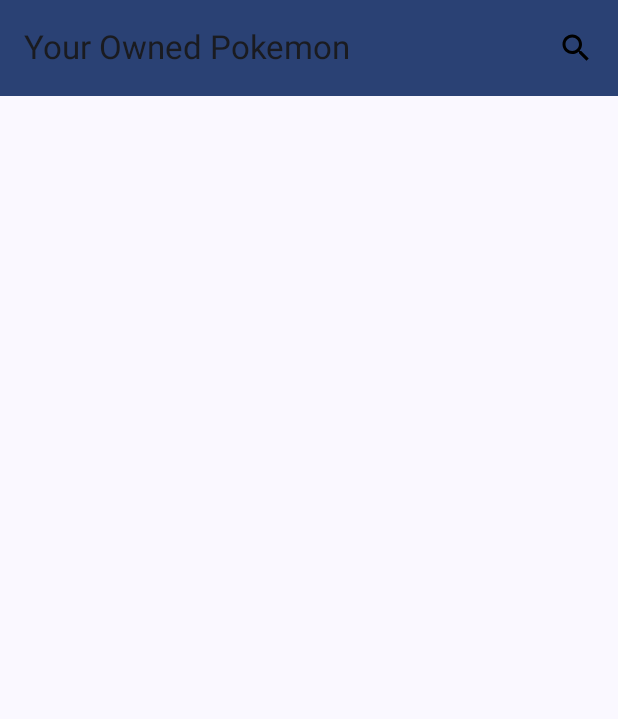
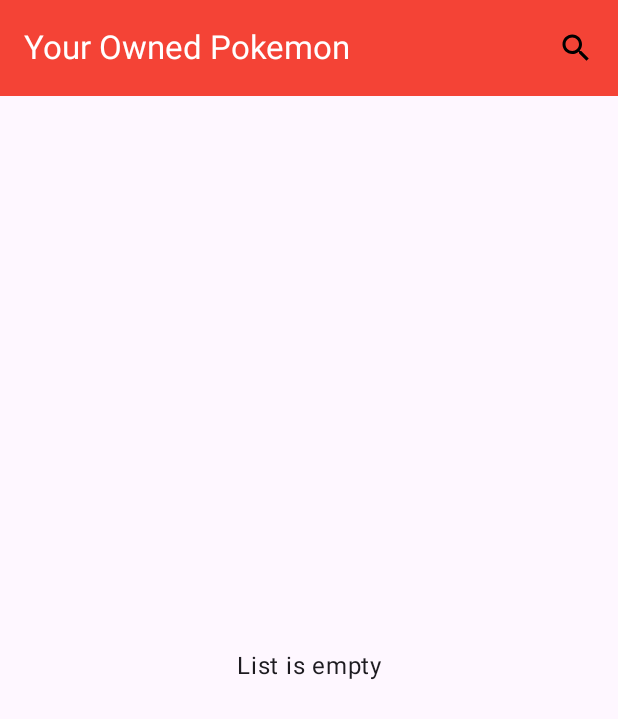
Before and after one commit to haqim007/findyourpokemon, an Android app built with Jetpack Compose: the screen it shows after launch (MainActivity), after a tap on "See owned pokemon", on a phone screen of 412 x 824 dp. Shown: the top 719 px of the screen. Run offline under Robolectric (Android 15) with nearby library versions, the phone set to English and light mode, and no system bars; our stand-ins replace Dagger/Hilt's generated code, Room's generated code, constraintlayout-compose, paging; libraries missing offline, so code that uses them is left out: com.chuckerteam.chucker; 3 statements that could not run were skipped.

```diff
--- a/app/src/main/java/dev/haqim/findyourpokemon/MainActivity.kt
+++ b/app/src/main/java/dev/haqim/findyourpokemon/MainActivity.kt
@@ -74,7 +74,6 @@ fun PokemonApp(
 ) {
     val navBackStackEntry by navController.currentBackStackEntryAsState()
     val currentRoute = navBackStackEntry?.destination?.route
-    val context = LocalContext.current
     val scope = rememberCoroutineScope()
     val rotation = remember { Animatable(0f) }
 
@@ -86,11 +85,14 @@ fun PokemonApp(
                         containerColor = MaterialTheme.colorScheme.primary
                     ),
                     title = {
-                        if(currentRoute == Screen.PokemonList.route){
-                            Text(text = stringResource(id = R.string.app_name))
+                        val title = if(currentRoute == Screen.PokemonList.route){
+                            stringResource(id = R.string.app_name)
                         }else{
-                            Text(text = stringResource(id = R.string.owned_pokemon))
+                            stringResource(id = R.string.owned_pokemon)
                         }
+                        Text(
+                            text = title
+                        )
                     },
                     actions = {
                         if(currentRoute == Screen.PokemonList.route){
--- a/app/src/main/java/dev/haqim/findyourpokemon/data/local/LocalDataSource.kt
+++ b/app/src/main/java/dev/haqim/findyourpokemon/data/local/LocalDataSource.kt
@@ -26,7 +26,7 @@ class LocalDataSource @Inject constructor (private val database: PokemonDatabase
     suspend fun upsertPokemonOwned(pokemon: PokemonOwnedEntity) = pokemonDao.upsertPokemonOwned(pokemon)
     suspend fun removePokemonOwned(pokemonId: String) = pokemonDao.removePokemonOwned(pokemonId)
     fun getAllPokemons() = pokemonDao.getAllPokemons()
-    fun getAllOwnedPokemons() = pokemonDao.getAllOwnedPokemons()
+    suspend fun getAllOwnedPokemons(limit: Int, offset: Int) = pokemonDao.getAllOwnedPokemons(limit, offset)
     fun getPokemonById(id: String) = pokemonDao.getPokemonById(id)
     private suspend fun clearAllPokemons() = pokemonDao.clearAllPokemons()
 
--- a/app/src/main/java/dev/haqim/findyourpokemon/data/local/entity/PokemonDetailEntity.kt
+++ b/app/src/main/java/dev/haqim/findyourpokemon/data/local/entity/PokemonDetailEntity.kt
@@ -12,7 +12,7 @@ data class PokemonDetailEntity(
         parentColumn = "id",
         entityColumn = "pokemon_id"
     )
-    val pokemonOwned: PokemonOwnedEntity?,
+    val pokemonOwned: PokemonOwnedEntity? = null,
 
     @Relation(
         parentColumn = "id",
@@ -38,3 +38,5 @@ fun PokemonDetailEntity.toModel() = Pokemon(
     type = this.pokemonTypes.map { it.typeName },
     move = this.pokemonMoves.map { it.moveName },
 )
+
+fun List<PokemonDetailEntity>.toModel() = this.map { it.toModel() }
--- a/app/src/main/java/dev/haqim/findyourpokemon/data/local/entity/PokemonOwnedEntity.kt
+++ b/app/src/main/java/dev/haqim/findyourpokemon/data/local/entity/PokemonOwnedEntity.kt
@@ -12,8 +12,7 @@ const val POKEMON_OWNED_TABLE = "pokemon_owned"
         ForeignKey(
             entity = PokemonEntity::class,
             parentColumns = ["id"],
-            childColumns = ["pokemon_id"],
-            onDelete = ForeignKey.NO_ACTION
+            childColumns = ["pokemon_id"]
         )
     ]
 )
@@ -22,5 +21,6 @@ data class PokemonOwnedEntity(
     val id: Int = 0,
     @ColumnInfo(name = "pokemon_id")
     val pokemonId: String,
-    @ColumnInfo(name = "nickname") val nickname: String? = null
+    @ColumnInfo(name = "nickname")
+    val nickname: String? = null
 )
--- a/app/src/main/java/dev/haqim/findyourpokemon/data/local/room/PokemonDatabase.kt
+++ b/app/src/main/java/dev/haqim/findyourpokemon/data/local/room/PokemonDatabase.kt
@@ -12,7 +12,7 @@ import dev.haqim.findyourpokemon.data.local.room.dao.RemoteKeysDao
 
 
 @Database(
-    version = 5,
+    version = 7,
     entities = [
         RemoteKeys::class,
         PokemonEntity::class,
--- a/app/src/main/java/dev/haqim/findyourpokemon/data/local/room/dao/PokemonDao.kt
+++ b/app/src/main/java/dev/haqim/findyourpokemon/data/local/room/dao/PokemonDao.kt
@@ -3,6 +3,7 @@ package dev.haqim.findyourpokemon.data.local.room.dao
 import androidx.paging.PagingSource
 import androidx.room.Dao
 import androidx.room.Insert
+import androidx.room.OnConflictStrategy
 import androidx.room.Query
 import androidx.room.Transaction
 import androidx.room.Upsert
@@ -20,10 +21,10 @@ import kotlinx.coroutines.flow.Flow
 @Dao
 interface PokemonDao {
 
-    @Upsert
+    @Insert(onConflict = OnConflictStrategy.REPLACE)
     suspend fun upsertPokemons(pokemons: List<PokemonEntity>)
 
-    @Upsert
+    @Insert(onConflict = OnConflictStrategy.REPLACE)
     suspend fun upsertPokemonOwned(pokemonOwned: PokemonOwnedEntity)
 
     @Query("DELETE FROM $POKEMON_OWNED_TABLE WHERE pokemon_id = :pokemonId")
@@ -34,8 +35,8 @@ interface PokemonDao {
     fun getAllPokemons(): PagingSource<Int, PokemonDetailEntity>
 
     @Transaction
-    @Query("SELECT * FROM $POKEMON_TABLE WHERE id IN (SELECT pokemon_id FROM $POKEMON_OWNED_TABLE)")
-    fun getAllOwnedPokemons(): PagingSource<Int, PokemonDetailEntity>
+    @Query("SELECT * FROM $POKEMON_TABLE WHERE id IN (SELECT pokemon_id FROM $POKEMON_OWNED_TABLE) LIMIT :limit OFFSET :offset")
+    suspend fun getAllOwnedPokemons(limit: Int, offset: Int): List<PokemonDetailEntity>
 
     @Transaction
     @Query("SELECT * FROM $POKEMON_TABLE where id = :id")
--- /dev/null
+++ b/app/src/main/java/dev/haqim/findyourpokemon/data/remotemediator/PokemonOwnedPagingSource.kt
@@ -0,0 +1,54 @@
+package dev.haqim.findyourpokemon.data.remotemediator
+
+import androidx.paging.PagingSource
+import androidx.paging.PagingState
+import dev.haqim.findyourpokemon.data.local.LocalDataSource
+import dev.haqim.findyourpokemon.data.local.entity.toModel
+import dev.haqim.findyourpokemon.domain.model.Pokemon
+import kotlinx.coroutines.Dispatchers
+import kotlinx.coroutines.withContext
+import retrofit2.HttpException
+import java.io.IOException
+import javax.inject.Inject
+
+class PokemonOwnedPagingSource (
+    private val localDataSource: LocalDataSource
+): PagingSource<Int, Pokemon>() {
+
+    override suspend fun load(params: LoadParams<Int>): LoadResult<Int, Pokemon> {
+
+        val position = params.key ?: 0
+        val offset = position * 30
+
+        return try {
+            val pokemons = withContext(Dispatchers.IO){
+                localDataSource.getAllOwnedPokemons(30, offset).toModel()
+            }
+
+            val nextKey = if (pokemons.isEmpty()) {
+                null
+            } else {
+                // initial load size = 3 * NETWORK_PAGE_SIZE
+                // ensure we're not requesting duplicating items, at the 2nd request
+                position + (params.loadSize / 30)
+            }
+            LoadResult.Page(
+                data = pokemons,
+                prevKey = if (position == 0) null else position - 1,
+                nextKey = nextKey
+            )
+        } catch (exception: IOException) {
+            return LoadResult.Error(exception)
+        } catch (exception: HttpException) {
+            return LoadResult.Error(exception)
+        } catch (exception: Exception) {
+            return LoadResult.Error(exception)
+        }
+    }
+    // The refresh key is used for subsequent refresh calls to PagingSource.load after the initial load
+    override fun getRefreshKey(state: PagingState<Int, Pokemon>): Int? {
+        return state.anchorPosition?.let { anchorPosition ->
+            state.closestPageToPosition(anchorPosition)?.prevKey
+        }
+    }
+}
--- a/app/src/main/java/dev/haqim/findyourpokemon/data/repository/PokemonRepository.kt
+++ b/app/src/main/java/dev/haqim/findyourpokemon/data/repository/PokemonRepository.kt
@@ -14,6 +14,7 @@ import dev.haqim.findyourpokemon.data.remote.RemoteDataSource
 import dev.haqim.findyourpokemon.data.remote.response.pokemondetail.PokemonDetailResponse
 import dev.haqim.findyourpokemon.data.remote.response.pokemondetail.toPokemonMovesEntity
 import dev.haqim.findyourpokemon.data.remote.response.pokemondetail.toPokemonTypesEntity
+import dev.haqim.findyourpokemon.data.remotemediator.PokemonOwnedPagingSource
 import dev.haqim.findyourpokemon.data.remotemediator.PokemonRemoteMediator
 import dev.haqim.findyourpokemon.data.remotemediator.PokemonRemoteMediator.Companion.POKEMON_PAGE_SIZE
 import dev.haqim.findyourpokemon.di.DispatcherIO
@@ -53,21 +54,15 @@ class PokemonRepository @Inject constructor(
         }
     }
 
-    @OptIn(ExperimentalPagingApi::class)
     override fun getOwnedPokemonList(): Flow<PagingData<Pokemon>> {
         return Pager(
             config = PagingConfig(
                 pageSize = POKEMON_PAGE_SIZE
             ),
-            remoteMediator = remoteMediator,
             pagingSourceFactory = {
-                localDataSource.getAllOwnedPokemons()
+                PokemonOwnedPagingSource(localDataSource)
             }
-        ).flow.flowOn(dispatcher).map { pagingData ->
-            pagingData.map {
-                it.toModel()
-            }
-        }
+        ).flow
     }
 
     override fun getPokemon(id: String): Flow<Resource<Pokemon?>> {
--- a/app/src/main/java/dev/haqim/findyourpokemon/ui/common/PokemonListContent.kt
+++ b/app/src/main/java/dev/haqim/findyourpokemon/ui/common/PokemonListContent.kt
@@ -1,5 +1,6 @@
 package dev.haqim.findyourpokemon.ui.common
 
+import android.util.Log
 import androidx.compose.foundation.layout.Arrangement
 import androidx.compose.foundation.layout.Box
 import androidx.compose.foundation.layout.Column
@@ -19,6 +20,7 @@ import androidx.compose.material3.Icon
 import androidx.compose.material3.MaterialTheme
 import androidx.compose.material3.Text
 import androidx.compose.runtime.Composable
+import androidx.compose.runtime.remember
 import androidx.compose.ui.Alignment
 import androidx.compose.ui.Modifier
 import androidx.compose.ui.graphics.Color
@@ -26,7 +28,9 @@ import androidx.compose.ui.text.style.TextAlign
 import androidx.compose.ui.tooling.preview.Preview
 import androidx.compose.ui.unit.dp
 import androidx.constraintlayout.compose.ConstraintLayout
+import androidx.paging.CombinedLoadStates
 import androidx.paging.LoadState
+import androidx.paging.LoadStates
 import androidx.paging.PagingData
 import androidx.paging.compose.LazyPagingItems
 import androidx.paging.compose.collectAsLazyPagingItems
@@ -44,12 +48,12 @@ fun PokemonListContent(
     modifier: Modifier = Modifier,
     onClickPokemon: (pokemonId: String) -> Unit,
 ) {
+    val loadState = pagingData.loadState
+
+    val isEmpty = loadState.refresh is LoadState.NotLoading && pagingData.itemCount == 0
 
     Column(modifier = modifier){
-        pagingData.apply {
-            when {
-                loadState.refresh is LoadState.Loading ->
-                {
+        if(loadState.refresh is LoadState.Loading){
             if(pagingData.itemCount < 1){
                 Column(
                     modifier = Modifier
@@ -67,67 +71,18 @@ fun PokemonListContent(
                 }
             }
         }
-                loadState.append is LoadState.Loading ->
-                    Box(
+        else if(loadState.refresh is LoadState.Error){
+            OnLoadError(loadState, pagingData)
+        }else if (isEmpty){
+            Column(
                 modifier = Modifier
-                            .fillMaxWidth()
-                            .padding(16.dp),
-                        contentAlignment = Alignment.Center,
-                    ) {
-                        CircularProgressIndicator(color = MaterialTheme.colorScheme.primary)
-                    }
-                loadState.refresh is LoadState.Error || loadState.append is LoadState.Error ->
-                {
-                    val isPaginatingError = (loadState.append is LoadState.Error) ||
-                    pagingData.itemCount > 1
-                    val error = if (loadState.append is LoadState.Error)
-                        (loadState.append as LoadState.Error).error
-                    else
-                        (loadState.refresh as LoadState.Error).error
-
-                    val modifierError = if (isPaginatingError) {
-                        Modifier.padding(8.dp)
-                    } else {
-                        Modifier.fillMaxSize()
-                    }
-                    if(pagingData.itemCount == 0){
-                        Column(
-                            modifier = modifierError,
+                    .fillMaxSize(),
+                horizontalAlignment = Alignment.CenterHorizontally,
                 verticalArrangement = Arrangement.Center,
-                            horizontalAlignment = Alignment.CenterHorizontally,
-                        ) {
-                            if (!isPaginatingError) {
-                                Icon(
-                                    modifier = Modifier
-                                        .size(64.dp),
-                                    imageVector = Icons.Rounded.Warning, contentDescription = null
-                                )
+            ){
+                Text("List is empty")
             }
 
-                            Text(
-                                modifier = Modifier
-                                    .padding(8.dp),
-                                text = error.message ?: error.toString(),
-                                textAlign = TextAlign.Center,
-                            )
-
-                            Button(
-                                onClick = {
-                                    pagingData.refresh()
-                                },
-                                content = {
-                                    Text(text = "Refresh")
-                                },
-                                colors = ButtonDefaults.buttonColors(
-                                    containerColor = MaterialTheme.colorScheme.primary,
-                                    contentColor = Color.White,
-                                )
-                            )
-                        }
-                    }
-
-                }
-            }
         }
 
         LazyVerticalGrid(
@@ -154,6 +109,77 @@ fun PokemonListContent(
                     }
                 }
             }
+
+        }
+
+        if(loadState.append is LoadState.Loading){
+            Box(
+                modifier = Modifier
+                    .fillMaxWidth()
+                    .padding(16.dp),
+                contentAlignment = Alignment.Center,
+            ) {
+                CircularProgressIndicator(color = MaterialTheme.colorScheme.primary)
+            }
+        }else if(loadState.append is LoadState.Error){
+            OnLoadError(loadState, pagingData)
+        }
+
+    }
+}
+
+@Composable
+private fun OnLoadError(
+    loadState: CombinedLoadStates,
+    pagingData: LazyPagingItems<Pokemon>,
+) {
+    val isPaginatingError = (loadState.append is LoadState.Error) ||
+    pagingData.itemCount > 1
+    val error = if (loadState.append is LoadState.Error)
+        (loadState.append as LoadState.Error).error
+    else
+        (loadState.refresh as LoadState.Error).error
+
+    val modifierError = if (isPaginatingError) {
+        Modifier.padding(8.dp)
+    } else {
+        Modifier.fillMaxSize()
+    }
+    if (pagingData.itemCount == 0) {
+        Column(
+            modifier = modifierError,
+            verticalArrangement = Arrangement.Center,
+            horizontalAlignment = Alignment.CenterHorizontally,
+        ) {
+            if (!isPaginatingError) {
+                Icon(
+                    modifier = Modifier
+                        .size(64.dp),
+                    imageVector = Icons.Rounded.Warning, contentDescription = null
+                )
+            }
+
+            Log.e("pokemon list", error.stackTraceToString())
+
+            Text(
+                modifier = Modifier
+                    .padding(8.dp),
+                text = error.message ?: error.toString(),
+                textAlign = TextAlign.Center,
+            )
+
+            Button(
+                onClick = {
+                    pagingData.refresh()
+                },
+                content = {
+                    Text(text = "Refresh")
+                },
+                colors = ButtonDefaults.buttonColors(
+                    containerColor = MaterialTheme.colorScheme.primary,
+                    contentColor = Color.White,
+                )
+            )
         }
     }
 }
@@ -164,7 +190,8 @@ fun PokemonListContent(
 fun PokemonListContentPreview() {
     FindYourPokemonTheme {
         PokemonListContent(
-            pagingData = flowOf(PagingData.from(dummyPokemons)).collectAsLazyPagingItems(),
+            pagingData = flowOf(PagingData.from(dummyPokemons))
+                .collectAsLazyPagingItems(),
             onClickPokemon = {},
             modifier = Modifier
                 .fillMaxSize()
@@ -172,3 +199,19 @@ fun PokemonListContentPreview() {
         )
     }
 }
+
+@Preview(showBackground = true)
+@Composable
+fun PokemonListEmptyContentPreview() {
+    FindYourPokemonTheme {
+        PokemonListContent(
+            pagingData = flowOf(PagingData.from(
+                listOf<Pokemon>()
+            )).collectAsLazyPagingItems(),
+            onClickPokemon = {},
+            modifier = Modifier
+                .fillMaxSize()
+
+        )
+    }
+}
--- a/app/src/main/java/dev/haqim/findyourpokemon/ui/detail/DetailPokemonContent.kt
+++ b/app/src/main/java/dev/haqim/findyourpokemon/ui/detail/DetailPokemonContent.kt
@@ -204,7 +204,7 @@ fun PokemonBadges(
             modifier = Modifier.padding(bottom = 8.dp)
         )
             LazyVerticalGrid(
-                columns = GridCells.Fixed(3)
+                columns = GridCells.Fixed(2)
             ) {
                 items(data) {
                     PokemonBadgesContent(it)
--- a/app/src/main/java/dev/haqim/findyourpokemon/ui/detail/DetailPokemonScreen.kt
+++ b/app/src/main/java/dev/haqim/findyourpokemon/ui/detail/DetailPokemonScreen.kt
@@ -109,8 +109,8 @@ fun DetailPokemonScreen(
                     )
                 }
             }
-            is Resource.Success ->{
-                pokemon.data?.let {data ->
+            is Resource.Success -> {
+                pokemon.data?.let { data ->
                     DetailPokemonContent(
                         pokemon = data,
                         catchingResult = catchingResult,
--- a/app/src/main/java/dev/haqim/findyourpokemon/ui/list/PokemonListScreen.kt
+++ b/app/src/main/java/dev/haqim/findyourpokemon/ui/list/PokemonListScreen.kt
@@ -1,6 +1,5 @@
 package dev.haqim.findyourpokemon.ui.list
 
-import android.util.Log
 import androidx.compose.runtime.Composable
 import androidx.compose.runtime.LaunchedEffect
 import androidx.compose.runtime.collectAsState
@@ -44,10 +43,6 @@ fun PokemonListScreen(
         }
     }
 
-
-    LaunchedEffect(pagingDataFlow){
-        Log.d("PokemonLogLaunchedEffect", "collected: ${pagingDataFlow}")
-    }
     PokemonListContent(
         pagingData = pagingDataFlow,
         modifier = modifier
--- a/app/src/main/java/dev/haqim/findyourpokemon/ui/theme/Theme.kt
+++ b/app/src/main/java/dev/haqim/findyourpokemon/ui/theme/Theme.kt
@@ -78,15 +78,14 @@ val DarkColorScheme = darkColorScheme(
 fun FindYourPokemonTheme(
     darkTheme: Boolean = isSystemInDarkTheme(),
     // Dynamic color is available on Android 12+
-    dynamicColor: Boolean = true,
+    dynamicColor: Boolean = false,
     content: @Composable () -> Unit
 ) {
-    val colorScheme = when {
+    val colors = when {
         dynamicColor && Build.VERSION.SDK_INT >= Build.VERSION_CODES.S -> {
             val context = LocalContext.current
             if (darkTheme) dynamicDarkColorScheme(context) else dynamicLightColorScheme(context)
         }
-
         darkTheme -> DarkColorScheme
         else -> LightColorScheme
     }
@@ -94,13 +93,13 @@ fun FindYourPokemonTheme(
     if (!view.isInEditMode) {
         SideEffect {
             val window = (view.context as Activity).window
-            window.statusBarColor = colorScheme.primary.toArgb()
+            window.statusBarColor = colors.primary.toArgb()
             WindowCompat.getInsetsController(window, view).isAppearanceLightStatusBars = darkTheme
         }
     }
 
     MaterialTheme(
-        colorScheme = colorScheme,
+        colorScheme = colors,
         typography = Typography,
         content = content
     )
```
Also changed, not shown: app/src/main/java/dev/haqim/findyourpokemon/ui/component/LoadingDialog.kt (+6 -1 lines). Lines whose indentation alone changed are shown as unchanged.
